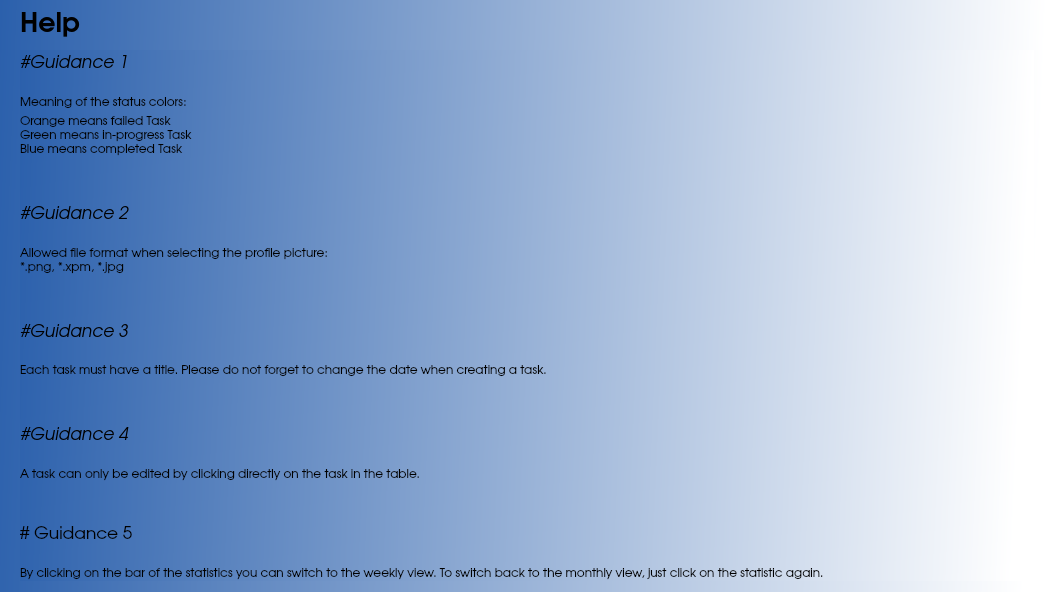
The window that PersonalPlanner/helpform.ui (sabrine-gamdou/PersonalPlanner) describes before a commit, drawn with Qt 5.
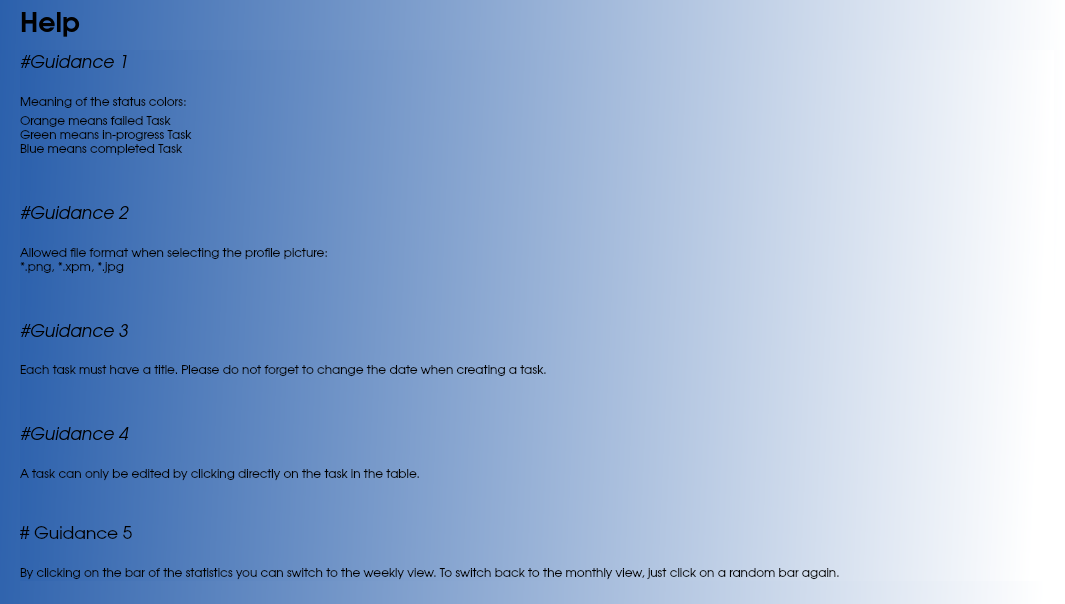
The same window after the commit.

What changed in the file:
```diff
--- a/PersonalPlanner/helpform.ui
+++ b/PersonalPlanner/helpform.ui
@@ -6,8 +6,8 @@
    <rect>
     <x>0</x>
     <y>0</y>
-    <width>1046</width>
-    <height>592</height>
+    <width>1065</width>
+    <height>604</height>
    </rect>
   </property>
   <property name="font">
@@ -50,7 +50,7 @@
     <rect>
      <x>20</x>
      <y>50</y>
-     <width>1014</width>
+     <width>1034</width>
      <height>531</height>
     </rect>
    </property>
@@ -350,7 +350,7 @@
          <string notr="true">background: qlineargradient(spread:pad, x1:0, y1:0, x2:1, y2:0.0225455, stop:0 rgba(0,0,0,0), stop:1 rgba(0,0,0,0))</string>
         </property>
         <property name="text">
-         <string>By clicking on the bar of the statistics you can switch to the weekly view. To switch back to the monthly view, just click on the statistic again.</string>
+         <string>By clicking on the bar of the statistics you can switch to the weekly view. To switch back to the monthly view, just click on a random bar again.</string>
         </property>
        </widget>
       </item>
```
